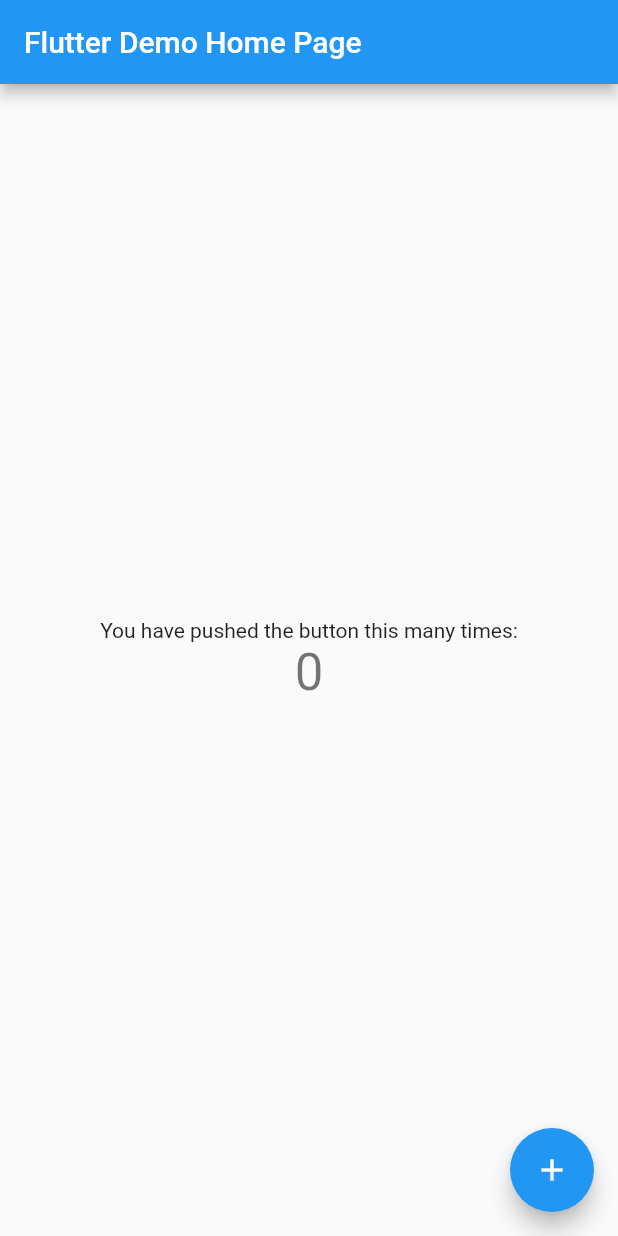
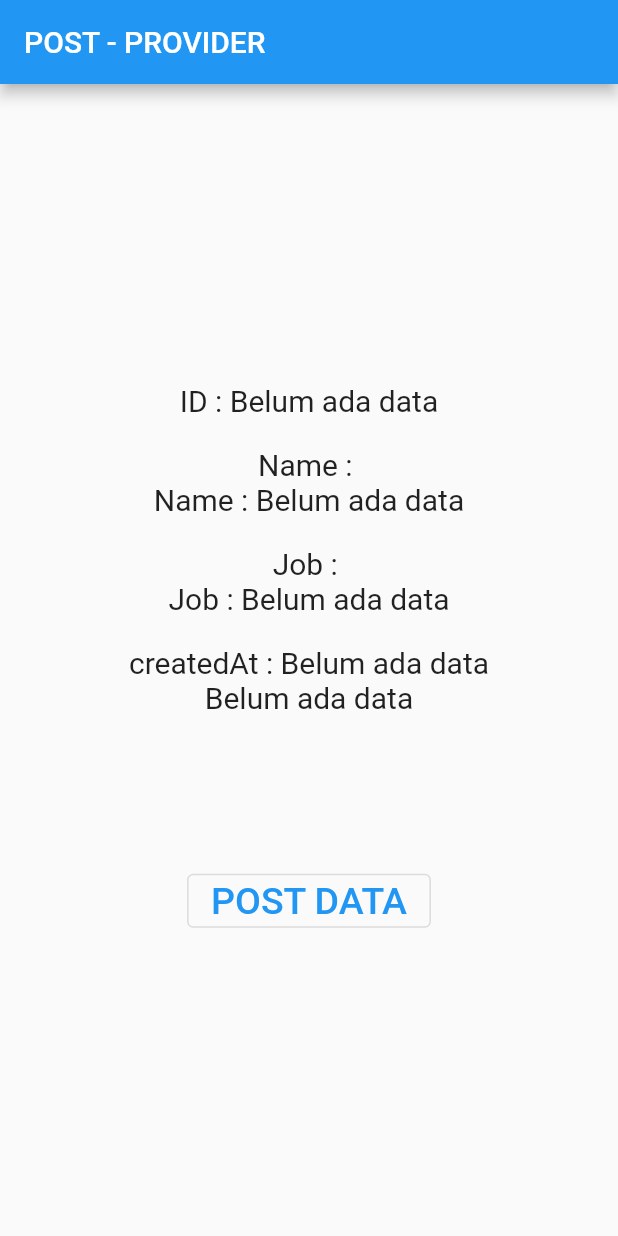
Before and after one commit to rizkitirta/Flutter-http-request, a Flutter app: the screen it shows after launch, on a phone screen of 412 x 824 dp. Run offline on Flutter 3.47's test engine with Material 2 defaults, Android fonts, the phone set to English and light mode, and no system bars.

Commit message:
Http Request Post

```diff
--- a/lib/main.dart
+++ b/lib/main.dart
@@ -1,113 +1,28 @@
 import 'package:flutter/material.dart';
+import 'package:flutter_http_request/models/http_provider.dart';
+import 'package:flutter_http_request/pages/home_provider.dart';
+import 'package:provider/provider.dart';
+// import 'package:provider/provider.dart';
+
+// import './models/http_provider.dart';
+
+import './pages/home_stateful.dart';
+// import './pages/home_provider.dart';
 
 void main() {
   runApp(MyApp());
 }
 
 class MyApp extends StatelessWidget {
-  // This widget is the root of your application.
   @override
   Widget build(BuildContext context) {
     return MaterialApp(
-      title: 'Flutter Demo',
-      theme: ThemeData(
-        // This is the theme of your application.
-        //
-        // Try running your application with "flutter run". You'll see the
-        // application has a blue toolbar. Then, without quitting the app, try
-        // changing the primarySwatch below to Colors.green and then invoke
-        // "hot reload" (press "r" in the console where you ran "flutter run",
-        // or simply save your changes to "hot reload" in a Flutter IDE).
-        // Notice that the counter didn't reset back to zero; the application
-        // is not restarted.
-        primarySwatch: Colors.blue,
+      debugShowCheckedModeBanner: false,
+      // home: HomeProvider(),
+      home: ChangeNotifierProvider(
+        create: (context) => HttpProvider(),
+        child: HomeProvider(),
       ),
-      home: MyHomePage(title: 'Flutter Demo Home Page'),
     );
   }
 }
-
-class MyHomePage extends StatefulWidget {
-  MyHomePage({Key? key, required this.title}) : super(key: key);
-
-  // This widget is the home page of your application. It is stateful, meaning
-  // that it has a State object (defined below) that contains fields that affect
-  // how it looks.
-
-  // This class is the configuration for the state. It holds the values (in this
-  // case the title) provided by the parent (in this case the App widget) and
-  // used by the build method of the State. Fields in a Widget subclass are
-  // always marked "final".
-
-  final String title;
-
-  @override
-  _MyHomePageState createState() => _MyHomePageState();
-}
-
-class _MyHomePageState extends State<MyHomePage> {
-  int _counter = 0;
-
-  void _incrementCounter() {
-    setState(() {
-      // This call to setState tells the Flutter framework that something has
-      // changed in this State, which causes it to rerun the build method below
-      // so that the display can reflect the updated values. If we changed
-      // _counter without calling setState(), then the build method would not be
-      // called again, and so nothing would appear to happen.
-      _counter++;
-    });
-  }
-
-  @override
-  Widget build(BuildContext context) {
-    // This method is rerun every time setState is called, for instance as done
-    // by the _incrementCounter method above.
-    //
-    // The Flutter framework has been optimized to make rerunning build methods
-    // fast, so that you can just rebuild anything that needs updating rather
-    // than having to individually change instances of widgets.
-    return Scaffold(
-      appBar: AppBar(
-        // Here we take the value from the MyHomePage object that was created by
-        // the App.build method, and use it to set our appbar title.
-        title: Text(widget.title),
-      ),
-      body: Center(
-        // Center is a layout widget. It takes a single child and positions it
-        // in the middle of the parent.
-        child: Column(
-          // Column is also a layout widget. It takes a list of children and
-          // arranges them vertically. By default, it sizes itself to fit its
-          // children horizontally, and tries to be as tall as its parent.
-          //
-          // Invoke "debug painting" (press "p" in the console, choose the
-          // "Toggle Debug Paint" action from the Flutter Inspector in Android
-          // Studio, or the "Toggle Debug Paint" command in Visual Studio Code)
-          // to see the wireframe for each widget.
-          //
-          // Column has various properties to control how it sizes itself and
-          // how it positions its children. Here we use mainAxisAlignment to
-          // center the children vertically; the main axis here is the vertical
-          // axis because Columns are vertical (the cross axis would be
-          // horizontal).
-          mainAxisAlignment: MainAxisAlignment.center,
-          children: <Widget>[
-            Text(
-              'You have pushed the button this many times:',
-            ),
-            Text(
-              '$_counter',
-              style: Theme.of(context).textTheme.headline4,
-            ),
-          ],
-        ),
-      ),
-      floatingActionButton: FloatingActionButton(
-        onPressed: _incrementCounter,
-        tooltip: 'Increment',
-        child: Icon(Icons.add),
-      ), // This trailing comma makes auto-formatting nicer for build methods.
-    );
-  }
-}
--- /dev/null
+++ b/lib/models/http_provider.dart
@@ -0,0 +1,20 @@
+import 'package:http/http.dart' as http;
+import 'package:flutter/cupertino.dart';
+import 'dart:convert';
+
+class HttpProvider with ChangeNotifier {
+  Map<String, dynamic> _data = {};
+
+  Map<String, dynamic> get data => _data; //getter
+  int get jumlahData => _data.length;
+
+  connectApi(String name, String job) async {
+    Uri urlUser = Uri.parse("https://reqres.in/api/users");
+
+    var hasilResponse =
+        await http.post(urlUser, body: {"name": name, "job": job});
+
+    _data = jsonDecode(hasilResponse.body);
+    notifyListeners();
+  }
+}
--- /dev/null
+++ b/lib/models/http_stateful.dart
@@ -0,0 +1,24 @@
+import 'dart:convert';
+
+import 'package:http/http.dart' as http;
+
+class HttpStateful {
+  String id, name, job, createdAt;
+
+  HttpStateful({this.id, this.name, this.job, this.createdAt});
+
+  static Future<HttpStateful> connectApi(String name, String job) async {
+    Uri urlUser = Uri.parse("https://reqres.in/api/users");
+
+    var hasilResponse =
+        await http.post(urlUser, body: {"name": name, "job": job});
+
+    var data = jsonDecode(hasilResponse.body);
+
+    return HttpStateful(
+        id: data["id"],
+        name: data["name"],
+        job: data["job"],
+        createdAt: data["createdAt"]);
+  }
+}
--- /dev/null
+++ b/lib/pages/home_provider.dart
@@ -0,0 +1,86 @@
+import 'package:flutter/material.dart';
+import 'package:flutter_http_request/models/http_provider.dart';
+import 'package:provider/provider.dart';
+
+class HomeProvider extends StatelessWidget {
+  @override
+  Widget build(BuildContext context) {
+    final dataProv = Provider.of<HttpProvider>(context);
+
+    return Scaffold(
+      appBar: AppBar(
+        title: Text("POST - PROVIDER"),
+      ),
+      body: Container(
+        width: double.infinity,
+        margin: const EdgeInsets.all(20),
+        child: Column(
+          mainAxisAlignment: MainAxisAlignment.center,
+          children: [
+            FittedBox(
+                child: Consumer<HttpProvider>(
+              builder: (context, value, child) => Text(
+                (value.data["id"] == null)
+                    ? "ID : Belum ada data"
+                    : "ID : ${value.data["id"]}",
+                style: TextStyle(fontSize: 20),
+              ),
+            )),
+            SizedBox(height: 20),
+            FittedBox(child: Text("Name : ", style: TextStyle(fontSize: 20))),
+            FittedBox(
+                child: Consumer<HttpProvider>(
+              builder: (context, value, child) => Text(
+                (value.data["name"] == null)
+                    ? "Name : Belum ada data"
+                    : "Name : ${value.data["name"]}",
+                style: TextStyle(fontSize: 20),
+              ),
+            )),
+            SizedBox(height: 20),
+            FittedBox(child: Text("Job : ", style: TextStyle(fontSize: 20))),
+            FittedBox(
+                child: Consumer<HttpProvider>(
+              builder: (context, value, child) => Text(
+                (value.data["job"] == null)
+                    ? "Job : Belum ada data"
+                    : "Job : ${value.data["job"]}",
+                style: TextStyle(fontSize: 20),
+              ),
+            )),
+            SizedBox(height: 20),
+            FittedBox(
+                child: Consumer<HttpProvider>(
+              builder: (context, value, child) => Text(
+                (value.data["createdAt"] == null)
+                    ? "createdAt : Belum ada data"
+                    : "createdAt : ${value.data["createdAt"]}",
+                style: TextStyle(fontSize: 20),
+              ),
+            )),
+            FittedBox(
+              child: Text(
+                "Belum ada data",
+                style: TextStyle(
+                  fontSize: 20,
+                ),
+              ),
+            ),
+            SizedBox(height: 100),
+            OutlinedButton(
+              onPressed: () {
+                return dataProv.connectApi("Fadil", "Developer");
+              },
+              child: Text(
+                "POST DATA",
+                style: TextStyle(
+                  fontSize: 25,
+                ),
+              ),
+            ),
+          ],
+        ),
+      ),
+    );
+  }
+}
--- a/pubspec.yaml
+++ b/pubspec.yaml
@@ -18,7 +18,7 @@ publish_to: 'none' # Remove this line if you wish to publish to pub.dev
 version: 1.0.0+1
 
 environment:
-  sdk: ">=2.12.0 <3.0.0"
+  sdk: ">=2.10.0 <3.0.0"
 
 dependencies:
   flutter:
@@ -28,6 +28,8 @@ dependencies:
   # The following adds the Cupertino Icons font to your application.
   # Use with the CupertinoIcons class for iOS style icons.
   cupertino_icons: ^1.0.2
+  provider: ^5.0.0
+  http: ^0.13.1
 
 dev_dependencies:
   flutter_test:
```
Also changed, not shown: lib/pages/home_stateful.dart (added, +90 -0 lines), pubspec.lock, 1 other file.
